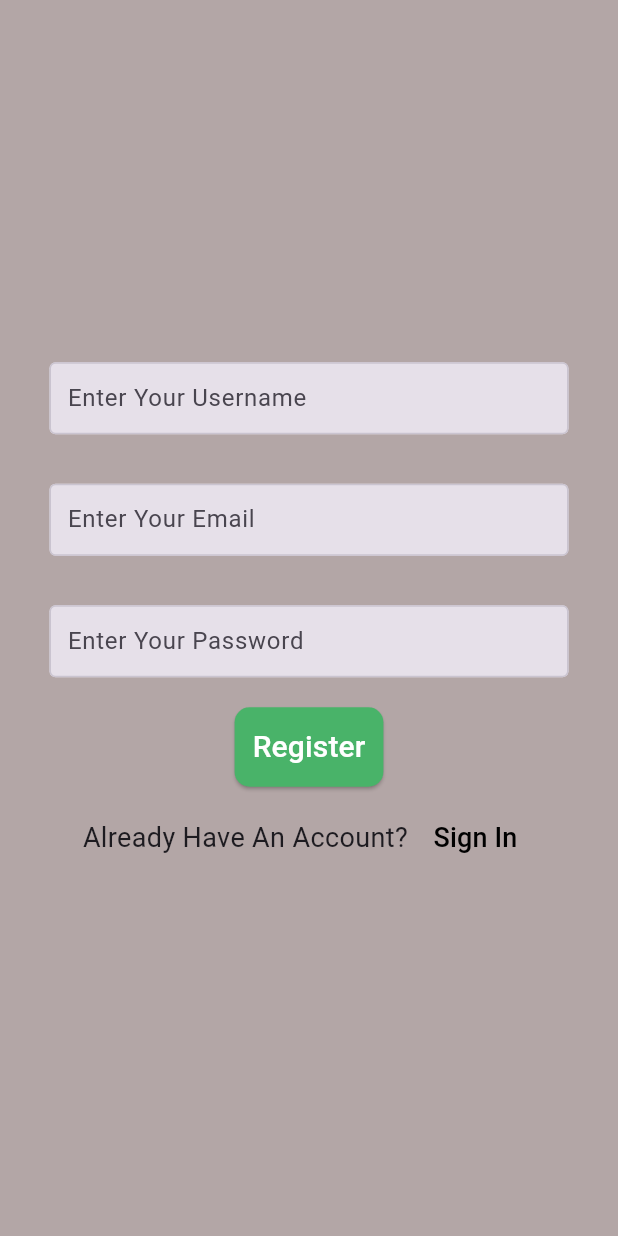
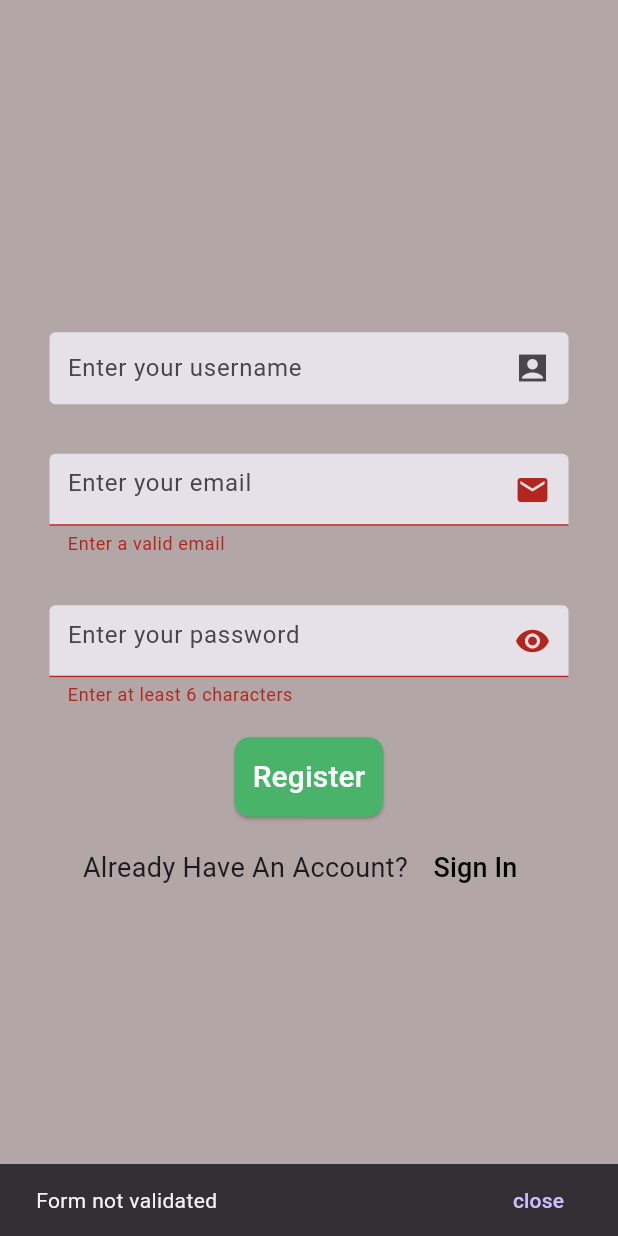
Before and after one commit to chadijawad/mini_ecommerce_app, a Flutter app: the screen it shows after launch, after a tap on "Register", on a phone screen of 412 x 824 dp. Run offline on Flutter 3.47's test engine with Material 3 defaults, Android fonts, the phone set to English and light mode, and no system bars; our stand-ins replace email_validator, firebase_auth, firebase_core; accounts and stored records are empty.

Commit message:
registration form validation

```diff
--- /dev/null
+++ b/lib/constant/snackbar.dart
@@ -0,0 +1,10 @@
+ import 'package:flutter/material.dart';
+ showSnackBar(BuildContext context, String text) {
+    return ScaffoldMessenger.of(context).showSnackBar(SnackBar(
+      duration: const Duration(seconds: 4),
+      content: Text(text),
+      action: SnackBarAction(label: "close", onPressed: () {
+         ScaffoldMessenger.of(context).removeCurrentSnackBar();
+      }),
+    ),);
+ }
--- a/lib/constant/textfield.dart
+++ b/lib/constant/textfield.dart
@@ -1,33 +1,17 @@
 import 'package:flutter/material.dart';
 
-class TextFieldInput extends StatelessWidget {
-  final TextEditingController myController;
-  final String text;
-  final bool isObscure;
-  final TextInputType inpuType;
-  const TextFieldInput({super.key,required this.text,required this.inpuType,required this.isObscure,required this.myController});
+const decorationTextfield = InputDecoration(
 
-  @override
-  Widget build(BuildContext context) {
-    return TextField(
-      controller:myController ,
-      keyboardType:inpuType,
-      obscureText: isObscure,
-      decoration: InputDecoration(
-        hintText: text,
   // To delete borders
   enabledBorder: OutlineInputBorder(
-          borderSide: Divider.createBorderSide(context),
+    borderSide: BorderSide.none,
   ),
-        focusedBorder: const OutlineInputBorder(
+  focusedBorder: OutlineInputBorder(
     borderSide: BorderSide(
       color: Colors.grey,
     ),
   ),
   // fillColor: Colors.red,
   filled: true,
-        contentPadding: const EdgeInsets.all(8),
-      ),
+  contentPadding: EdgeInsets.all(8),
 );
-  }
-}
--- a/lib/main.dart
+++ b/lib/main.dart
@@ -1,7 +1,6 @@
 import 'package:firebase_core/firebase_core.dart';
 import 'package:flutter/material.dart';
 import 'package:mini_ecommerce_app/firebase_options.dart';
-import 'package:mini_ecommerce_app/pages/home.dart';
 import 'package:mini_ecommerce_app/pages/register.dart';
 import 'package:mini_ecommerce_app/provider/cart.dart';
 import 'package:provider/provider.dart';
--- a/lib/pages/login.dart
+++ b/lib/pages/login.dart
@@ -4,9 +4,10 @@ import 'package:mini_ecommerce_app/constant/textfield.dart';
 import 'package:mini_ecommerce_app/pages/register.dart';
 
 class Login extends StatelessWidget {
- Login({super.key});
+  Login({super.key});
   final emailController = TextEditingController();
   final passwordController = TextEditingController();
+  final _formKey = GlobalKey<FormState>();
 
   @override
   Widget build(BuildContext context) {
@@ -19,19 +20,18 @@ class Login extends StatelessWidget {
             child: Column(
               mainAxisAlignment: MainAxisAlignment.center,
               children: [
-                 TextFieldInput(
-                  myController: emailController,
-                    text: 'Enter Your Email',
-                    inpuType: TextInputType.emailAddress,
-                    isObscure: false),
+              TextField(
+                controller: emailController,
+                decoration: decorationTextfield.copyWith(hintText: 'Enter your Email'),
+                    ),
                 const SizedBox(
                   height: 33,
                 ),
-                 TextFieldInput(
-                  myController: passwordController,
-                    text: 'Enter Your Password',
-                    inpuType: TextInputType.emailAddress,
-                    isObscure: true),
+                TextField(
+                  controller: passwordController,
+                  decoration: decorationTextfield.copyWith(hintText: 'Enter your password'),
+                  obscureText: true,
+                ),
                 const SizedBox(
                   height: 20,
                 ),
--- a/lib/pages/register.dart
+++ b/lib/pages/register.dart
@@ -1,6 +1,8 @@
+import 'package:email_validator/email_validator.dart';
 import 'package:firebase_auth/firebase_auth.dart';
 import 'package:flutter/material.dart';
 import 'package:mini_ecommerce_app/constant/colors.dart';
+import 'package:mini_ecommerce_app/constant/snackbar.dart';
 import 'package:mini_ecommerce_app/constant/textfield.dart';
 import 'package:mini_ecommerce_app/pages/login.dart';
 
@@ -16,6 +18,8 @@ class _RegisterState extends State<Register> {
   final passwordController = TextEditingController();
   final usernameController = TextEditingController();
   bool isloading = false;
+  final _formKey = GlobalKey<FormState>();
+  bool isObscure = true;
 
   register() async {
     setState(() {
@@ -28,14 +32,19 @@ class _RegisterState extends State<Register> {
         email: emailController.text,
         password: passwordController.text,
       );
+      showSnackBar(context, 'Registration successful!');
     } on FirebaseAuthException catch (e) {
       if (e.code == 'weak-password') {
-        print('The password provided is too weak.');
+        // print('The password provided is too weak.');
+        showSnackBar(context, 'The password provided is too weak.');
       } else if (e.code == 'email-already-in-use') {
-        print('The account already exists for that email.');
+        showSnackBar(context, 'The account already exists for that email.');
+      } else {
+        showSnackBar(context, 'Error-please try again later');
       }
     } catch (e) {
-      print(e);
+      // print(e);
+      showSnackBar(context, '$e\nPlease check your internet connection.');
     }
     setState(() {
       isloading = false;
@@ -60,33 +69,74 @@ class _RegisterState extends State<Register> {
             child: Column(
               mainAxisAlignment: MainAxisAlignment.center,
               children: [
-                TextFieldInput(
-                    myController: usernameController,
-                    text: 'Enter Your Username',
-                    inpuType: TextInputType.text,
-                    isObscure: false),
+                Form(
+                  key: _formKey,
+                  child: Column(
+                    children: [
+                      TextFormField(
+                        controller: usernameController,
+                        decoration: decorationTextfield.copyWith(
+                            hintText: 'Enter your username',
+                            suffixIcon: const Icon(Icons.account_box_sharp)),
+                        keyboardType: TextInputType.text,
+                      ),
                       const SizedBox(
                         height: 33,
                       ),
-                TextFieldInput(
-                    myController: emailController,
-                    text: 'Enter Your Email',
-                    inpuType: TextInputType.emailAddress,
-                    isObscure: false),
+                      TextFormField(
+                        validator: (value) {
+                          return value != null &&
+                                  !EmailValidator.validate(value)
+                              ? "Enter a valid email"
+                              : null;
+                        },
+                        autovalidateMode: AutovalidateMode.onUserInteraction,
+                        controller: emailController,
+                        decoration: decorationTextfield.copyWith(
+                            hintText: 'Enter your email',
+                            suffixIcon: const Icon(Icons.email)),
+                        keyboardType: TextInputType.emailAddress,
+                      ),
                       const SizedBox(
                         height: 33,
                       ),
-                TextFieldInput(
-                    myController: passwordController,
-                    text: 'Enter Your Password',
-                    inpuType: TextInputType.text,
-                    isObscure: true),
+                      TextFormField(
+                        validator: (value) {
+                          return value!.length < 8
+                              ? "Enter at least 6 characters"
+                              : null;
+                        },
+                        autovalidateMode: AutovalidateMode.onUserInteraction,
+                        controller: passwordController,
+                        decoration: decorationTextfield.copyWith(
+                          hintText: 'Enter your password',
+                          suffixIcon: IconButton(
+                            onPressed: () {
+                              setState(() {
+                                isObscure = !isObscure;
+                              });
+                            },
+                            icon: Icon(isObscure
+                                ? Icons.visibility
+                                : Icons.visibility_off),
+                          ),
+                        ),
+                        keyboardType: TextInputType.text,
+                        obscureText: isObscure,
+                      ),
+                    ],
+                  ),
+                ),
                 const SizedBox(
                   height: 20,
                 ),
                 ElevatedButton(
                   onPressed: () {
+                    if (_formKey.currentState!.validate()) {
                       register();
+                    } else {
+                      showSnackBar(context, 'Form not validated');
+                    }
                   },
                   style: ButtonStyle(
                     backgroundColor: const MaterialStatePropertyAll(BTNgreen),
--- a/pubspec.yaml
+++ b/pubspec.yaml
@@ -38,6 +38,7 @@ dependencies:
   provider: ^6.1.1
   firebase_core: ^2.25.4
   firebase_auth: ^4.17.4
+  email_validator: ^2.1.17
 
 dev_dependencies:
   flutter_test:
```
Also changed, not shown: pubspec.lock. Lines whose indentation alone changed are shown as unchanged.
